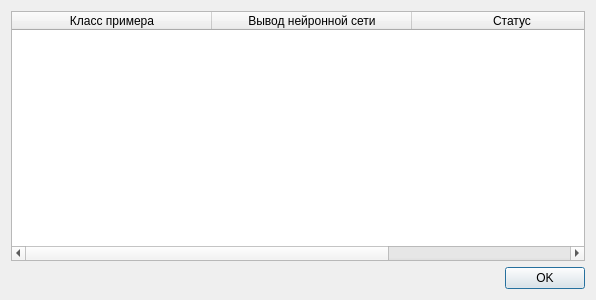
Qt form NeuronNetwork/src/classificatordialog.ui (dimV36/dataclassificator) before a commit.
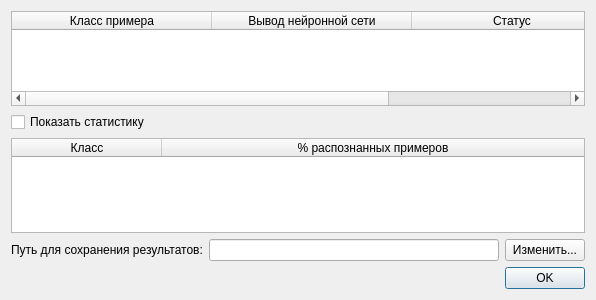
The same form after that commit.

Patch:
```diff
--- a/NeuronNetwork/src/classificatordialog.ui
+++ b/NeuronNetwork/src/classificatordialog.ui
@@ -55,6 +55,63 @@
     </widget>
    </item>
    <item row="1" column="0">
+    <widget class="QCheckBox" name="_button_statistic">
+     <property name="text">
+      <string>Показать статистику</string>
+     </property>
+    </widget>
+   </item>
+   <item row="2" column="0">
+    <widget class="QTableWidget" name="_table_statistic">
+     <property name="enabled">
+      <bool>true</bool>
+     </property>
+     <property name="editTriggers">
+      <set>QAbstractItemView::NoEditTriggers</set>
+     </property>
+     <attribute name="horizontalHeaderDefaultSectionSize">
+      <number>150</number>
+     </attribute>
+     <attribute name="horizontalHeaderStretchLastSection">
+      <bool>true</bool>
+     </attribute>
+     <attribute name="verticalHeaderStretchLastSection">
+      <bool>false</bool>
+     </attribute>
+     <column>
+      <property name="text">
+       <string>Класс</string>
+      </property>
+     </column>
+     <column>
+      <property name="text">
+       <string>% распознанных примеров</string>
+      </property>
+     </column>
+    </widget>
+   </item>
+   <item row="3" column="0">
+    <layout class="QHBoxLayout" name="_layout_file_name">
+     <item>
+      <widget class="QLabel" name="_label_results">
+       <property name="text">
+        <string>Путь для сохранения результатов:</string>
+       </property>
+      </widget>
+     </item>
+     <item>
+      <widget class="QLineEdit" name="_edit_file_name"/>
+     </item>
+     <item>
+      <widget class="QPushButton" name="_button_change_file_name">
+       <property name="text">
+        <string>Изменить...</string>
+       </property>
+      </widget>
+     </item>
+    </layout>
+   </item>
+   <item row="4" column="0">
     <widget class="QDialogButtonBox" name="_button_box">
      <property name="orientation">
       <enum>Qt::Horizontal</enum>
```
Left out of the diff: 2 changed lines with no effect on the pictures.
